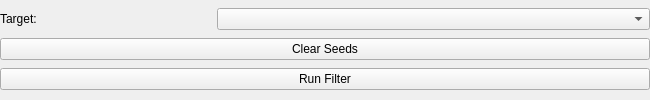
SCIInstitute/Seg3D, file src/Interface/ToolInterface/ConnectedComponentFilterInterface.ui: the form before one commit.
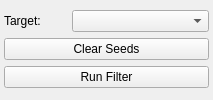
The form after the commit.

The edit to the form file:
```diff
--- a/src/Interface/ToolInterface/ConnectedComponentFilterInterface.ui
+++ b/src/Interface/ToolInterface/ConnectedComponentFilterInterface.ui
@@ -6,7 +6,7 @@
    <rect>
     <x>0</x>
     <y>0</y>
-    <width>650</width>
+    <width>213</width>
     <height>100</height>
    </rect>
   </property>
@@ -42,7 +42,7 @@
     <number>0</number>
    </property>
    <property name="margin">
-    <number>0</number>
+    <number>4</number>
    </property>
    <item>
     <layout class="QHBoxLayout" name="activeHLayout" stretch="1,2">
```
